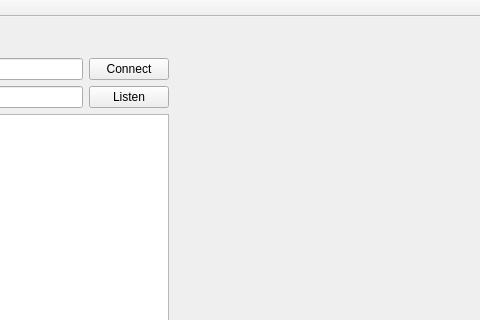
hajunsong/RobotStore, file RobotStore/robotstore.ui: the form before one commit; both pictures show x 361 to 841 and y 0 to 320 of the 1246 by 873 pixel window.
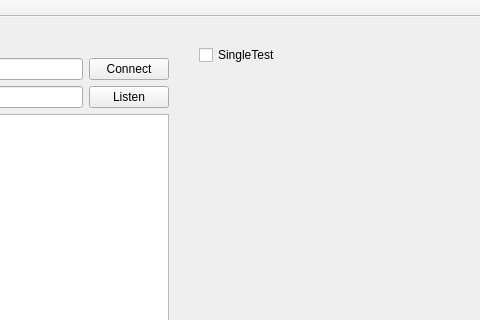
The form after the commit.

```diff
--- a/RobotStore/robotstore.ui
+++ b/RobotStore/robotstore.ui
@@ -98,6 +98,19 @@
      </item>
     </layout>
    </widget>
+   <widget class="QCheckBox" name="cbSingleTest">
+    <property name="geometry">
+     <rect>
+      <x>560</x>
+      <y>30</y>
+      <width>83</width>
+      <height>16</height>
+     </rect>
+    </property>
+    <property name="text">
+     <string>SingleTest</string>
+    </property>
+   </widget>
   </widget>
   <widget class="QMenuBar" name="menuBar">
    <property name="geometry">
```
